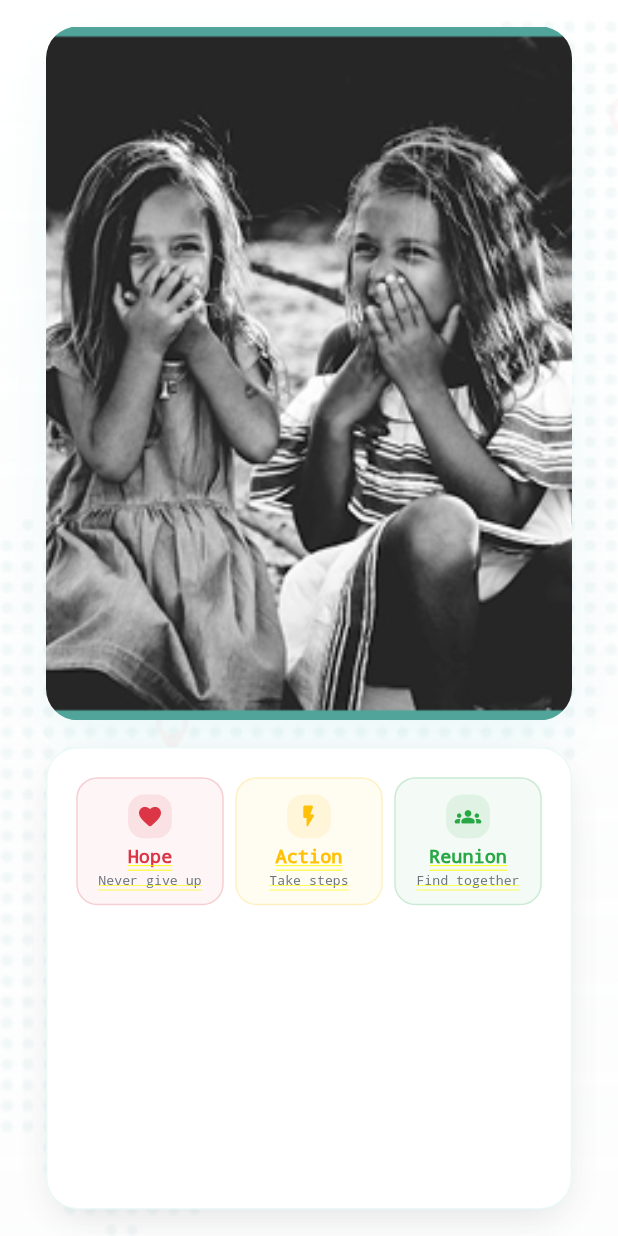
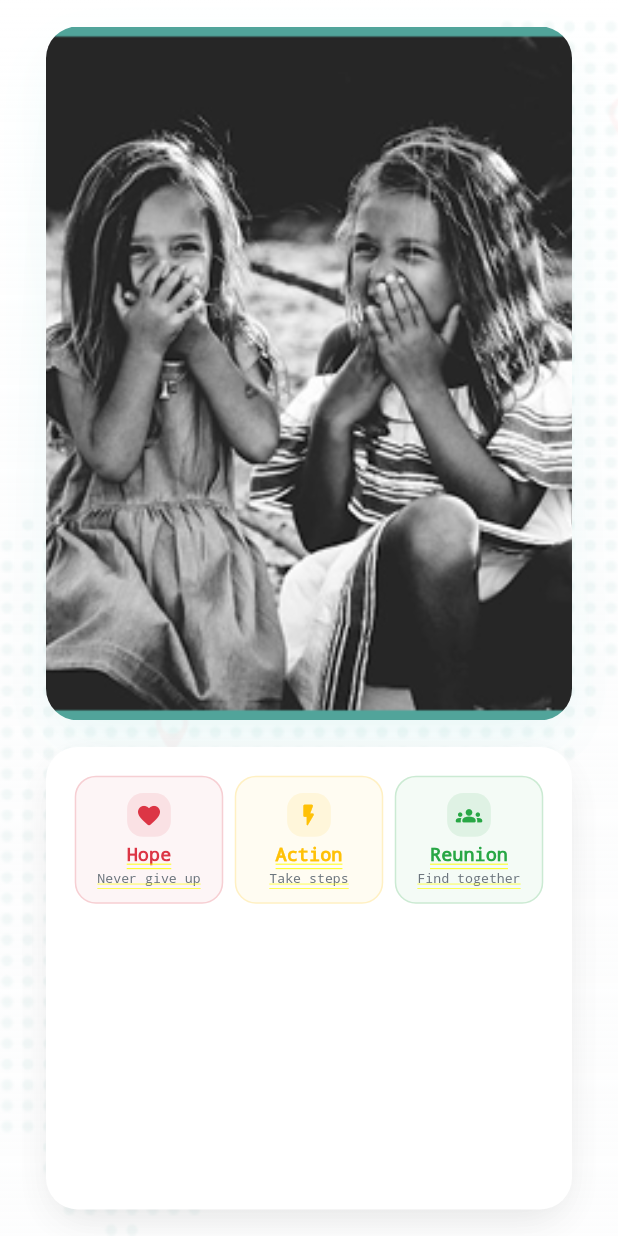
Before and after one commit to ZulfiqarAlam18/locate-lost, a Flutter app: the SplashScreen2 screen opened by its route, on a phone screen of 412 x 824 dp. Run offline on Flutter 3.47's test engine with Material 3 defaults, Android fonts, the phone set to English and light mode, and no system bars; our stand-ins replace camera, carousel_slider, dotted_border, flutter_screenutil, get, image_picker and 3 more; project files that could hold a hidden picture were left out.

Commit message:
bugs resolved

```diff
--- a/lib/presentation/pages/splash_screens/splash_screen_1.dart
+++ b/lib/presentation/pages/splash_screens/splash_screen_1.dart
@@ -71,10 +71,6 @@ class SplashScreen1 extends StatelessWidget {
                     decoration: BoxDecoration(
                       color: Colors.white,
                       borderRadius: BorderRadius.circular(24.r),
-                      border: Border.all(
-                        color: AppColors.primary.withOpacity(0.1),
-                        width: 1,
-                      ),
                       boxShadow: [
                         BoxShadow(
                           color: AppColors.shadowLight,
--- a/lib/presentation/pages/splash_screens/splash_screen_2.dart
+++ b/lib/presentation/pages/splash_screens/splash_screen_2.dart
@@ -71,10 +71,6 @@ class SplashScreen2 extends StatelessWidget {
                     decoration: BoxDecoration(
                       color: Colors.white,
                       borderRadius: BorderRadius.circular(24.r),
-                      border: Border.all(
-                        color: AppColors.primary.withOpacity(0.1),
-                        width: 1,
-                      ),
                       boxShadow: [
                         BoxShadow(
                           color: AppColors.shadowLight,
--- a/lib/presentation/pages/splash_screens/splash_screen_3.dart
+++ b/lib/presentation/pages/splash_screens/splash_screen_3.dart
@@ -71,10 +71,6 @@ class SplashScreen3 extends StatelessWidget {
                     decoration: BoxDecoration(
                       color: Colors.white,
                       borderRadius: BorderRadius.circular(24.r),
-                      border: Border.all(
-                        color: AppColors.primary.withOpacity(0.1),
-                        width: 1,
-                      ),
                       boxShadow: [
                         BoxShadow(
                           color: AppColors.shadowLight,
```
Also changed, not shown: lib/presentation/pages/auth_screens/login_screen.dart (+7 -3 lines).
